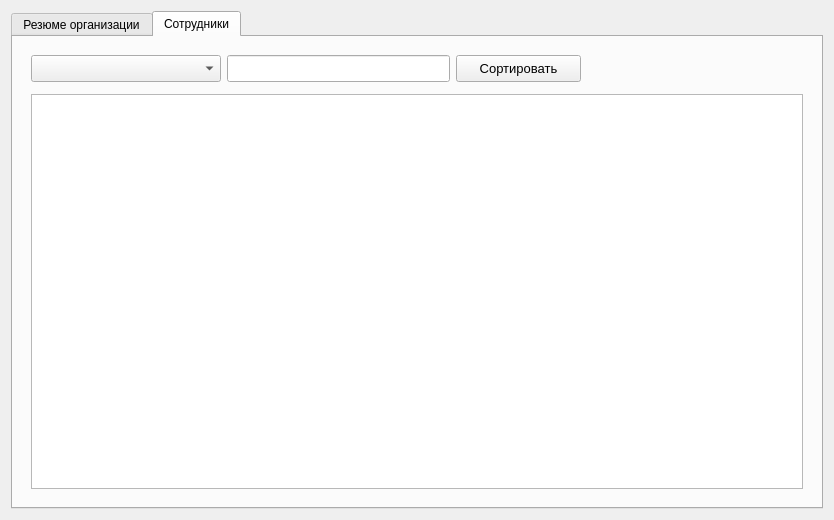
The window that ViewOrgContactDialog.ui (okostynchuk/Outcall) describes before a commit, drawn with Qt 5.
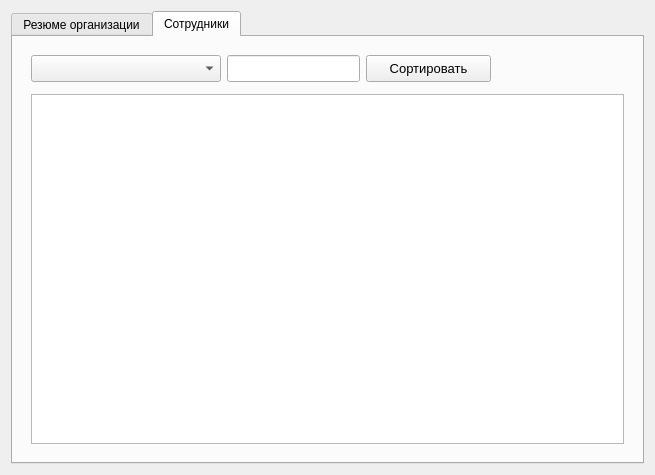
The same window after the commit. The open tabs and pages were chosen to show the change.

Patch:
```diff
--- a/ViewOrgContactDialog.ui
+++ b/ViewOrgContactDialog.ui
@@ -6,8 +6,8 @@
    <rect>
     <x>0</x>
     <y>0</y>
-    <width>834</width>
-    <height>513</height>
+    <width>655</width>
+    <height>475</height>
    </rect>
   </property>
   <property name="windowTitle">
@@ -16,6 +16,12 @@
   <layout class="QGridLayout" name="gridLayout_5">
    <item row="0" column="0">
     <widget class="QTabWidget" name="tabWidget">
+     <property name="maximumSize">
+      <size>
+       <width>16777215</width>
+       <height>16777215</height>
+      </size>
+     </property>
      <property name="focusPolicy">
       <enum>Qt::TabFocus</enum>
      </property>
@@ -368,11 +374,13 @@
          <property name="minimumSize">
           <size>
            <width>0</width>
-           <height>450</height>
+           <height>0</height>
           </size>
          </property>
-         <layout class="QVBoxLayout" name="verticalLayout_2">
-          <item>
+         <layout class="QGridLayout" name="gridLayout_9">
+          <item row="0" column="0">
+           <layout class="QGridLayout" name="gridLayout_8">
+            <item row="0" column="0">
            <layout class="QHBoxLayout" name="horizontalLayout_2">
             <property name="bottomMargin">
              <number>6</number>
@@ -483,8 +491,14 @@
             </item>
            </layout>
           </item>
-          <item>
+            <item row="1" column="0">
            <widget class="QTableView" name="tableView">
+              <property name="maximumSize">
+               <size>
+                <width>16777215</width>
+                <height>16777215</height>
+               </size>
+              </property>
             <property name="focusPolicy">
              <enum>Qt::NoFocus</enum>
             </property>
@@ -495,6 +509,8 @@
              <bool>true</bool>
             </property>
            </widget>
+            </item>
+           </layout>
           </item>
          </layout>
         </widget>
```
Lines whose indentation alone changed are shown as unchanged.
